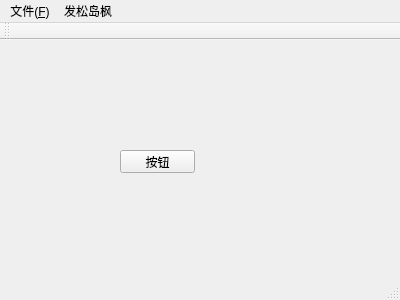
Above: qt_app/mainwindow.ui from JieTrancender/Qt-Demo- before the change. Below: the same form after it.
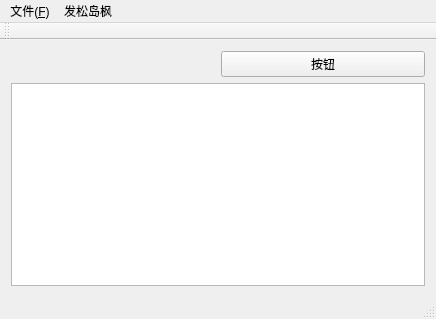
That is the form after the change. Icons and pictures are not drawn.

What changed in the file:
```diff
--- a/qt_app/mainwindow.ui
+++ b/qt_app/mainwindow.ui
@@ -6,34 +6,33 @@
    <rect>
     <x>0</x>
     <y>0</y>
-    <width>400</width>
-    <height>300</height>
+    <width>436</width>
+    <height>319</height>
    </rect>
   </property>
   <property name="windowTitle">
    <string>MainWindow</string>
   </property>
   <widget class="QWidget" name="centralWidget">
-   <widget class="QPushButton" name="pushButton">
-    <property name="geometry">
-     <rect>
-      <x>120</x>
-      <y>110</y>
-      <width>75</width>
-      <height>23</height>
-     </rect>
-    </property>
-    <property name="text">
-     <string>按钮</string>
-    </property>
-   </widget>
+   <layout class="QGridLayout" name="gridLayout">
+    <item row="0" column="1">
+     <widget class="QPushButton" name="pushButton">
+      <property name="text">
+       <string>按钮</string>
+      </property>
+     </widget>
+    </item>
+    <item row="1" column="0" colspan="2">
+     <widget class="QTextEdit" name="textEdit"/>
+    </item>
+   </layout>
   </widget>
   <widget class="QMenuBar" name="menuBar">
    <property name="geometry">
     <rect>
      <x>0</x>
      <y>0</y>
-     <width>400</width>
+     <width>436</width>
      <height>23</height>
     </rect>
    </property>
```
Left out of the diff: 99 changed lines with no effect on the pictures.
